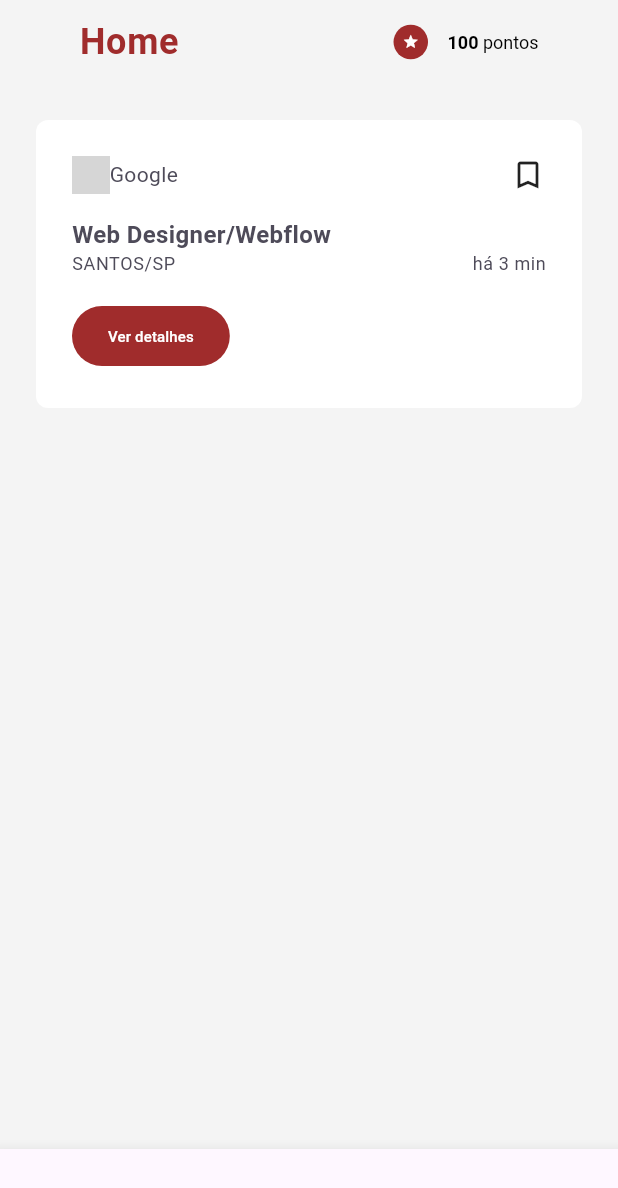
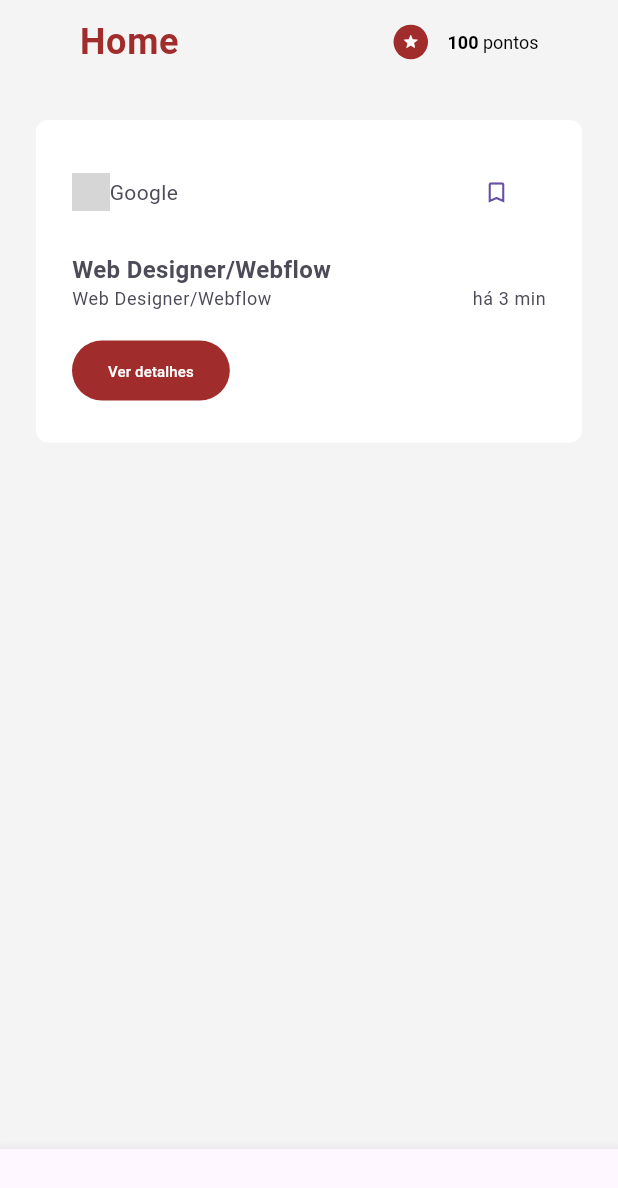
Before and after one commit to GiovanaJensen/fatec-internship, a Flutter app: the screen it shows after launch, on a phone screen of 412 x 824 dp. Shown: the top 1188 px of the screen. Run offline on Flutter 3.47's test engine with Material 3 defaults, Android fonts, the phone set to English and light mode, and no system bars; network calls fail; grey boxes are pictures that could not be loaded.

Commit message:
add: informacoes dinamicas e footer

```diff
--- a/lib/components/vagas/Vagas_card.dart
+++ b/lib/components/vagas/Vagas_card.dart
@@ -1,4 +1,4 @@
-import 'package:fatec_internship/components/vagas/Vagas.footer.dart';
+import 'package:fatec_internship/components/vagas/Vagas_footer.dart';
 import 'package:fatec_internship/components/vagas/Vagas_content.dart';
 import 'package:fatec_internship/components/vagas/Vagas_header.dart';
 import 'package:flutter/material.dart';
@@ -11,16 +11,16 @@ class VagasCard extends StatelessWidget {
     return Padding(
       padding: const EdgeInsets.all(24.0),
       child: Container(
-        padding: EdgeInsets.all(24),
+        padding: const EdgeInsets.all(24),
         decoration: BoxDecoration(
           color: Colors.white,
           borderRadius: BorderRadius.circular(8)
         ),
-        child: const Column(
+        child: Column(
           crossAxisAlignment: CrossAxisAlignment.start,
           children: [
-            VagasHeader(),
-            VagasContent(),
+            VagasHeader(empresa: "Google", isFavorito: false,),
+            VagasContent(titulo: "Web Designer/Webflow", local: "SANTOS/SP", minutos: 3,),
             VagasFooter()
           ],
         ),
--- a/lib/components/vagas/Vagas_content.dart
+++ b/lib/components/vagas/Vagas_content.dart
@@ -2,7 +2,10 @@ import 'package:fatec_internship/themes/theme_colors.dart';
 import 'package:flutter/material.dart';
 
 class VagasContent extends StatelessWidget {
-  const VagasContent({super.key});
+  final String titulo;
+  final String local;
+  final int minutos;
+  const VagasContent({super.key, required this.titulo, required this.local, required this.minutos});
 
   @override
   Widget build(BuildContext context) {
@@ -11,7 +14,7 @@ class VagasContent extends StatelessWidget {
       child: Column(
         crossAxisAlignment: CrossAxisAlignment.start,
         children: [
-          Text("Web Designer/Webflow", style: TextStyle(
+          Text(titulo, style: const TextStyle(
             fontWeight: FontWeight.bold,
             fontSize: 16,
             color: ThemeColors.textColor,
@@ -19,9 +22,9 @@ class VagasContent extends StatelessWidget {
           Row(
             mainAxisAlignment: MainAxisAlignment.spaceBetween,
             crossAxisAlignment: CrossAxisAlignment.center,
-            children: [
-              Text("SANTOS/SP", style: Theme.of(context).textTheme.bodySmall,),
-              Text("há 3 min", style: Theme.of(context).textTheme.bodySmall,),
+            children: <Text>[
+              Text(titulo, style: Theme.of(context).textTheme.bodySmall,),
+              Text("há $minutos min", style: Theme.of(context).textTheme.bodySmall,),
             ],
           )
         ],
--- a/lib/components/vagas/Vagas_header.dart
+++ b/lib/components/vagas/Vagas_header.dart
@@ -1,8 +1,20 @@
 import 'package:fatec_internship/themes/theme_colors.dart';
 import 'package:flutter/material.dart';
 
-class VagasHeader extends StatelessWidget {
-  const VagasHeader({super.key});
+class VagasHeader extends StatefulWidget {
+  bool isFavorito;
+  final String empresa;
+  VagasHeader({super.key, required this.empresa, required this.isFavorito});
+  @override
+  State<VagasHeader> createState() => _VagasHeaderState();
+}
+
+class _VagasHeaderState extends State<VagasHeader> {
+  favoritar() {
+    setState(() {
+      widget.isFavorito = !widget.isFavorito;
+    });
+  }
 
   @override
   Widget build(BuildContext context) {
@@ -10,22 +22,30 @@ class VagasHeader extends StatelessWidget {
       mainAxisAlignment: MainAxisAlignment.spaceBetween,
       crossAxisAlignment: CrossAxisAlignment.center,
       children: [
-        Container(
-          child: Row(
+        Row(
           children: [
             Image.network(
               "https://cdn.icon-icons.com/icons2/2108/PNG/512/google_icon_130924.png",
               width: 25,
               height: 25,
             ),
-              Text("Google", style: TextStyle(
-                fontSize: 14,
-                color: ThemeColors.textColor
-              ),)
+            Text(
+              widget.empresa,
+              style: TextStyle(fontSize: 14, color: ThemeColors.textColor),
+            )
           ],
         ),
+        ElevatedButton(
+            onPressed: () {
+              favoritar();
+            },
+            style: ElevatedButton.styleFrom(
+              elevation: 0,
+              backgroundColor: Colors.white,
             ),
-        Icon(Icons.bookmark_outline_outlined)
+            child: (widget.isFavorito)
+                ? Icon(Icons.bookmark)
+                : Icon(Icons.bookmark_outline_outlined))
       ],
     );
   }
--- a/lib/components/vagas/Vagas.footer.dart
+++ b/lib/components/vagas/vagas_footer.dart
@@ -14,7 +14,7 @@ class VagasFooter extends StatelessWidget {
           elevation: 0,
           backgroundColor: ThemeColors.primaryColor,
         ),
-        child: Text("Ver detalhes", style: TextStyle(
+        child: const Text("Ver detalhes", style: TextStyle(
           color: Colors.white,
           fontSize: 10,
           fontWeight: FontWeight.w500
--- a/lib/main.dart
+++ b/lib/main.dart
@@ -1,4 +1,4 @@
-import 'package:fatec_internship/screens/Home.dart';
+import 'package:fatec_internship/screens/home.dart';
 import 'package:fatec_internship/themes/my_theme.dart';
 import 'package:flutter/material.dart';
 
```
Lines whose indentation alone changed are shown as unchanged.
